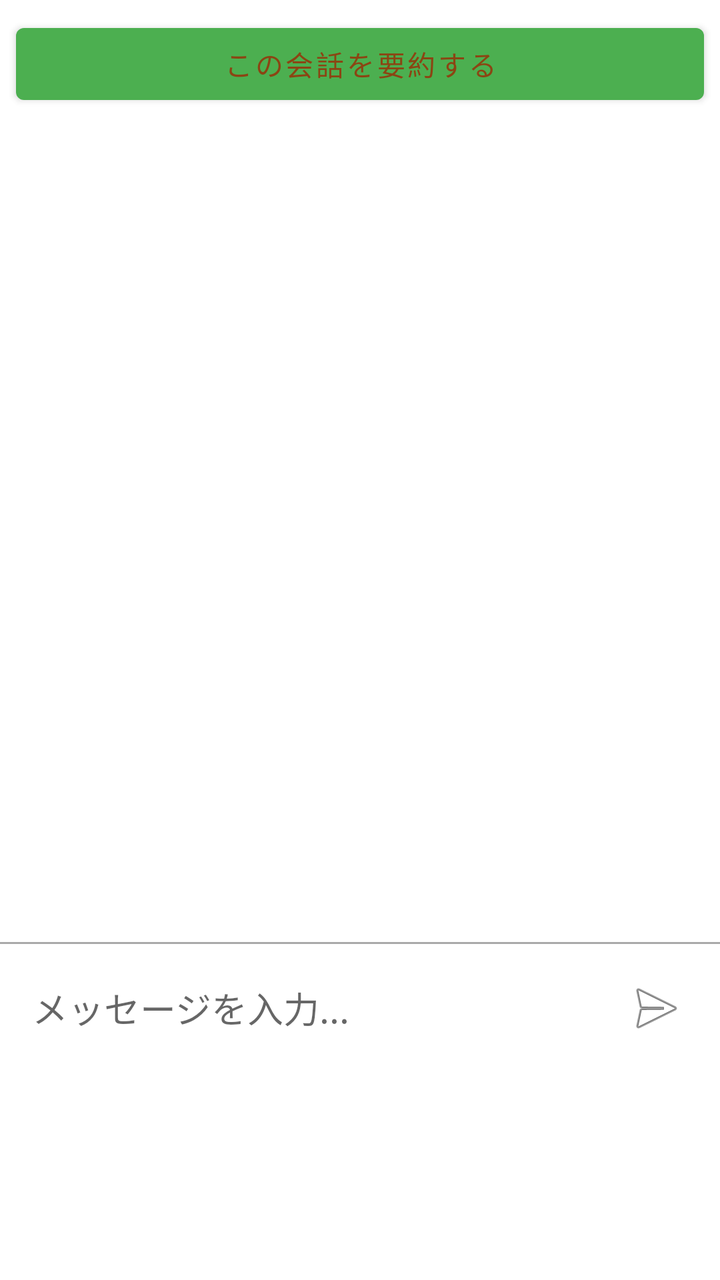
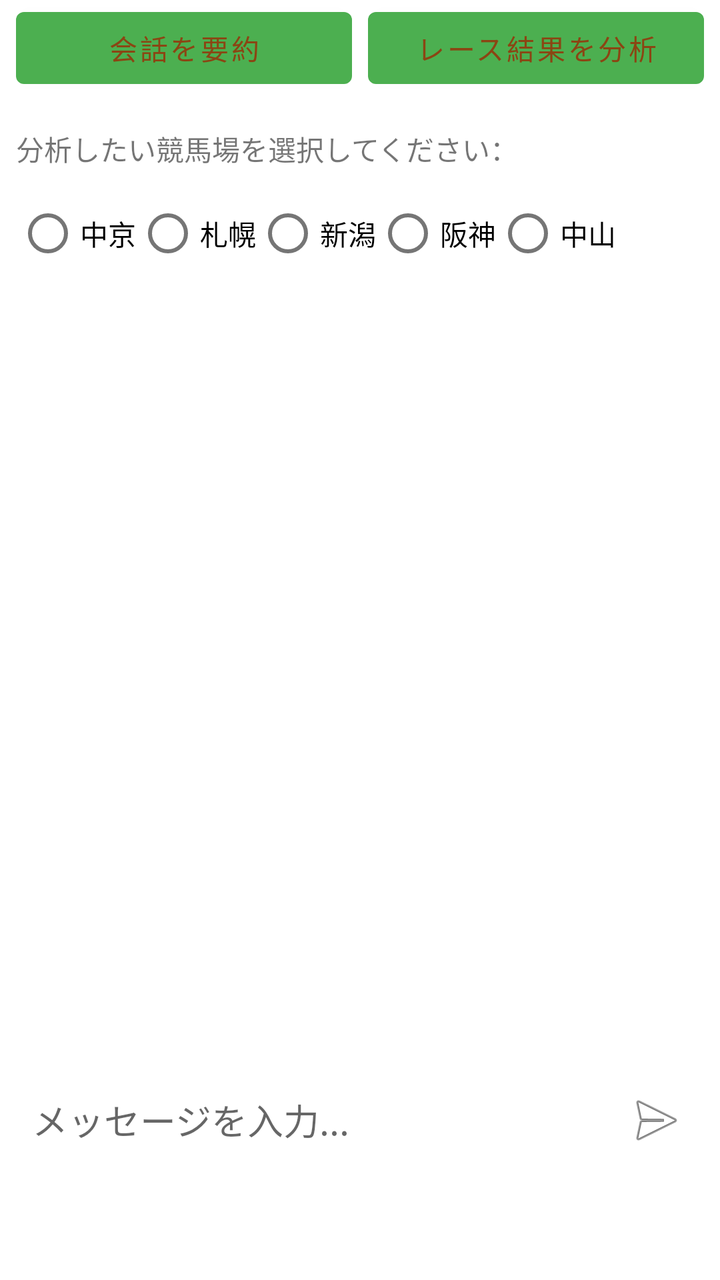

The first picture is an Android layout as it rendered before a commit; the second is the same layout after the commit. The layout source and the unified diff follow.
<!-- AndroidManifest.xml: application theme Theme.MyApplication -->
<!-- res/layout/fragment_chat.xml -->
<?xml version="1.0" encoding="utf-8"?>
<androidx.constraintlayout.widget.ConstraintLayout
    xmlns:android="http://schemas.android.com/apk/res/android"
    xmlns:app="http://schemas.android.com/apk/res-auto"
    xmlns:tools="http://schemas.android.com/tools"
    android:layout_width="match_parent"
    android:layout_height="match_parent"
    tools:context=".ui.chat.ChatFragment">

    
    <Button
        android:id="@+id/buttonAnalyze"
        android:layout_width="0dp"
    android:layout_height="wrap_content"
    android:text="この会話を要約する"
    app:layout_constraintTop_toTopOf="parent"
    app:layout_constraintStart_toStartOf="parent"
    app:layout_constraintEnd_toEndOf="parent"
    android:layout_margin="8dp" />
    


    <androidx.recyclerview.widget.RecyclerView
        android:id="@+id/recyclerViewChat"
        android:layout_width="0dp"
        android:layout_height="0dp"
        app:layout_constraintTop_toTopOf="parent"
        app:layout_constraintBottom_toTopOf="@+id/viewInputDivider"
        app:layout_constraintStart_toStartOf="parent"
        app:layout_constraintEnd_toEndOf="parent"
        android:padding="8dp"
        android:clipToPadding="false"/>


    
    <View
        android:id="@+id/viewInputDivider"
        android:layout_width="0dp"
        android:layout_height="1dp"
        android:background="@android:color/darker_gray"
        app:layout_constraintBottom_toTopOf="@+id/layoutInput"
        app:layout_constraintStart_toStartOf="parent"
        app:layout_constraintEnd_toEndOf="parent"/>

    
    <LinearLayout
        android:id="@+id/layoutInput"
        android:layout_width="0dp"
        android:layout_height="wrap_content"
        android:layout_marginBottom="104dp"
        android:gravity="center_vertical"
        android:orientation="horizontal"
        android:padding="8dp"
        app:layout_constraintBottom_toBottomOf="parent"
        app:layout_constraintEnd_toEndOf="parent"
        app:layout_constraintHorizontal_bias="0.0"
        app:layout_constraintStart_toStartOf="parent">

        <EditText
            android:id="@+id/editTextMessage"
            android:layout_width="0dp"
            android:layout_height="wrap_content"
            android:layout_weight="1"
            android:background="@android:color/transparent"
            android:hint="メッセージを入力..."
            android:inputType="textMultiLine"
            android:maxLines="4"
            android:padding="8dp" />

        <ImageButton
            android:id="@+id/buttonSend"
            android:layout_width="48dp"
            android:layout_height="48dp"
            android:background="?attr/selectableItemBackgroundBorderless"
            android:contentDescription="送信"
            android:src="@android:drawable/ic_menu_send" />
    </LinearLayout>

</androidx.constraintlayout.widget.ConstraintLayout>
<!-- resources referenced by this layout -->
<resources>
  <style name="Theme.MyApplication" parent="Theme.MaterialComponents.DayNight.DarkActionBar">
          
          <item name="colorPrimary">@color/green</item>
          <item name="colorPrimaryVariant">@color/green</item>
          <item name="colorOnPrimary">@color/tyairo</item>
          
          <item name="colorSecondary">@color/teal_200</item>
          <item name="colorSecondaryVariant">@color/teal_700</item>
          <item name="colorOnSecondary">@color/black</item>
          
          <item name="android:statusBarColor">?attr/colorPrimaryVariant</item>
          
      </style>
  <color name="green">#4CAF50</color>
  <color name="tyairo">#8B4513</color>
  <color name="teal_200">#FF03DAC5</color>
  <color name="teal_700">#FF018786</color>
  <color name="black">#FF000000</color>
</resources>

<!-- the commit's change to res/layout/fragment_chat.xml (unified diff, before → after) -->
@@ -8,46 +8,121 @@
     tools:context=".ui.chat.ChatFragment">
 
     
+
+    
     <Button
         android:id="@+id/buttonAnalyze"
         android:layout_width="0dp"
-    android:layout_height="wrap_content"
-    android:text="この会話を要約する"
-    app:layout_constraintTop_toTopOf="parent"
-    app:layout_constraintStart_toStartOf="parent"
-    app:layout_constraintEnd_toEndOf="parent"
-    android:layout_margin="8dp" />
+        android:layout_height="wrap_content"
+        android:text="会話を要約"
+        android:layout_marginStart="8dp"
+
+        android:layout_marginEnd="4dp"
+        app:layout_constraintTop_toTopOf="parent"
+        app:layout_constraintStart_toStartOf="parent"
+        app:layout_constraintEnd_toStartOf="@+id/buttonAnalyzeRace"/>
+
+    
+    <Button
+        android:id="@+id/buttonAnalyzeRace"
+        android:layout_width="0dp"
+        android:layout_height="wrap_content"
+        android:text="レース結果を分析"
+        android:layout_marginStart="4dp"
+        android:layout_marginEnd="8dp"
+        app:layout_constraintTop_toTopOf="parent"
+        app:layout_constraintStart_toEndOf="@+id/buttonAnalyze"
+        app:layout_constraintEnd_toEndOf="parent"/>
+
+    
+    <TextView
+        android:id="@+id/textViewVenueSelectionTitle"
+        android:layout_width="wrap_content"
+        android:layout_height="wrap_content"
+        android:text="分析したい競馬場を選択してください："
+        android:layout_marginStart="8dp"
+        android:layout_marginTop="16dp"
+        app:layout_constraintTop_toBottomOf="@+id/buttonAnalyze"
+        app:layout_constraintStart_toStartOf="parent" />
+
+    
+    <HorizontalScrollView
+        android:id="@+id/venue_checkbox_scroller"
+        android:layout_width="0dp"
+        android:layout_height="wrap_content"
+        android:layout_marginTop="8dp"
+        android:scrollbars="none"
+        app:layout_constraintTop_toBottomOf="@+id/textViewVenueSelectionTitle"
+        app:layout_constraintStart_toStartOf="parent"
+        app:layout_constraintEnd_toEndOf="parent">
+
+        
+        <RadioGroup
+            android:id="@+id/venue_radio_group"
+            android:layout_width="wrap_content"
+            android:layout_height="wrap_content"
+            android:orientation="horizontal"
+            android:paddingStart="8dp"
+            android:paddingEnd="8dp">
+
+            
+            
+            <RadioButton
+                android:id="@+id/checkbox_chukyo"
+                android:layout_width="wrap_content"
+                android:layout_height="wrap_content"
+                android:text="中京" />
+            <RadioButton
+                android:id="@+id/checkbox_tokyo"
+                android:layout_width="wrap_content"
+                android:layout_height="wrap_content"
+                android:text="札幌" />
+            <RadioButton
+                android:id="@+id/checkbox_kyoto"
+                android:layout_width="wrap_content"
+                android:layout_height="wrap_content"
+                android:text="新潟" />
+            <RadioButton
+                android:id="@+id/checkbox_hanshin"
+                android:layout_width="wrap_content"
+                android:layout_height="wrap_content"
+                android:text="阪神" />
+            <RadioButton
+                android:id="@+id/checkbox_nakayama"
+                android:layout_width="wrap_content"
+                android:layout_height="wrap_content"
+                android:text="中山" />
+            
+
+        </RadioGroup>
+    </HorizontalScrollView>
     
 
+
+    
+
+
+    
 
     <androidx.recyclerview.widget.RecyclerView
         android:id="@+id/recyclerViewChat"
         android:layout_width="0dp"
         android:layout_height="0dp"
-        app:layout_constraintTop_toTopOf="parent"
-        app:layout_constraintBottom_toTopOf="@+id/viewInputDivider"
+        android:layout_marginTop="8dp"
+        android:clipToPadding="false"
+        android:padding="8dp"
+        app:layout_constraintBottom_toTopOf="@+id/layoutInput"
+        app:layout_constraintEnd_toEndOf="parent"
+        app:layout_constraintHorizontal_bias="1.0"
         app:layout_constraintStart_toStartOf="parent"
-        app:layout_constraintEnd_toEndOf="parent"
-        android:padding="8dp"
-        android:clipToPadding="false"/>
+        app:layout_constraintTop_toBottomOf="@+id/venue_checkbox_scroller"
+        app:layout_constraintVertical_bias="0.0" />
 
-
-    
-    <View
-        android:id="@+id/viewInputDivider"
-        android:layout_width="0dp"
-        android:layout_height="1dp"
-        android:background="@android:color/darker_gray"
-        app:layout_constraintBottom_toTopOf="@+id/layoutInput"
-        app:layout_constraintStart_toStartOf="parent"
-        app:layout_constraintEnd_toEndOf="parent"/>
-
-    
     <LinearLayout
         android:id="@+id/layoutInput"
         android:layout_width="0dp"
         android:layout_height="wrap_content"
-        android:layout_marginBottom="104dp"
+        android:layout_marginBottom="48dp"
         android:gravity="center_vertical"
         android:orientation="horizontal"
         android:padding="8dp"
@@ -74,6 +149,13 @@
             android:background="?attr/selectableItemBackgroundBorderless"
             android:contentDescription="送信"
             android:src="@android:drawable/ic_menu_send" />
+
+        <View
+            android:id="@+id/viewInputDivider"
+            android:layout_width="0dp"
+            android:layout_height="1dp"
+            android:layout_marginBottom="8dp"
+            android:background="@android:color/darker_gray" />
     </LinearLayout>
 
 </androidx.constraintlayout.widget.ConstraintLayout>
